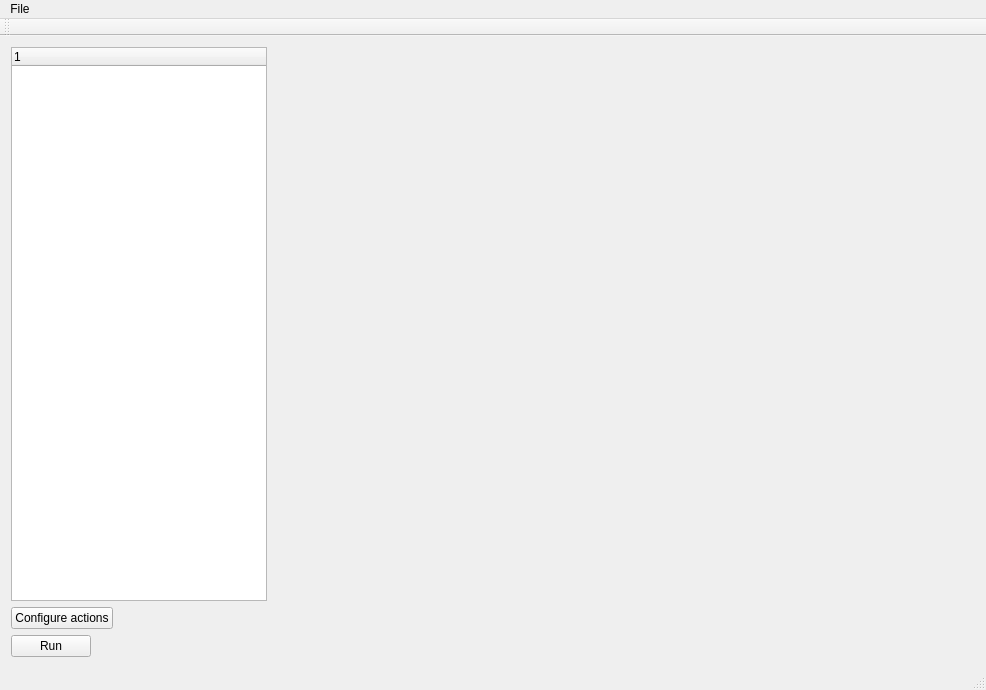
The window that mainwindow.ui (dboun/MultiPatientImageProcessing) describes before a commit, drawn with Qt 5.
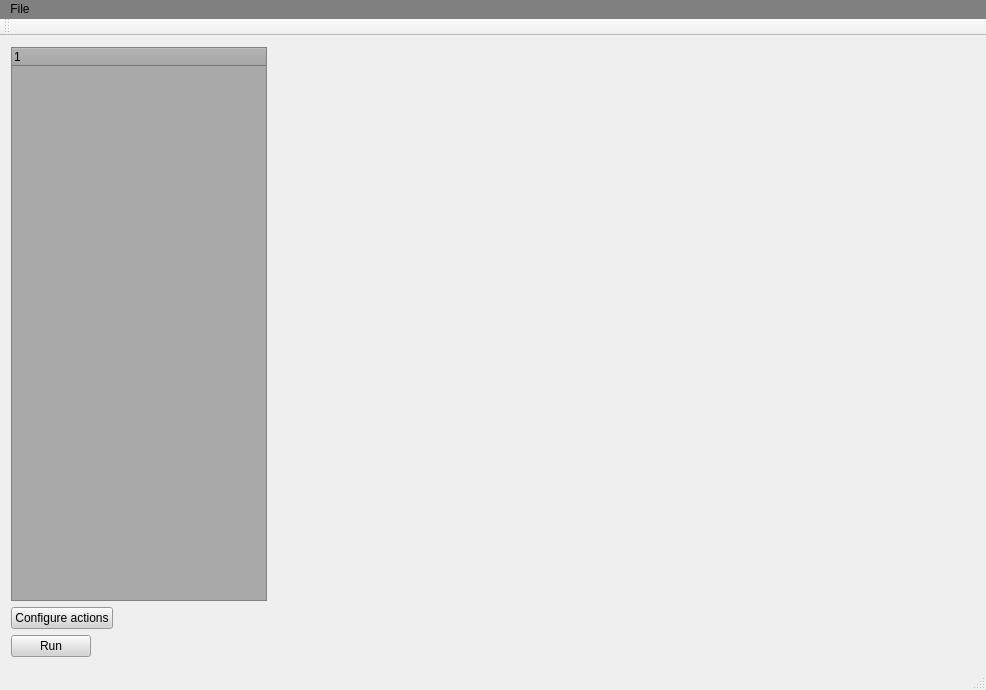
The same window after the commit.

Commit message: Fix layout. Add dark theme

What changed in the file:
```diff
--- a/mainwindow.ui
+++ b/mainwindow.ui
@@ -2,6 +2,9 @@
 <ui version="4.0">
  <class>MainWindow</class>
  <widget class="QMainWindow" name="MainWindow">
+  <property name="enabled">
+   <bool>true</bool>
+  </property>
   <property name="geometry">
    <rect>
     <x>0</x>
@@ -13,12 +16,18 @@
   <property name="windowTitle">
    <string>Multi-Patient Image Processing (MPIP)</string>
   </property>
+  <property name="styleSheet">
+   <string notr="true"/>
+  </property>
   <widget class="QWidget" name="centralWidget">
    <layout class="QHBoxLayout" name="horizontalLayout">
     <item>
      <layout class="QVBoxLayout" name="verticalLayout">
       <item alignment="Qt::AlignLeft">
        <widget class="QTreeWidget" name="patientTree">
+        <property name="styleSheet">
+         <string notr="true">background-color:darkGray</string>
+        </property>
         <column>
          <property name="text">
           <string notr="true">1</string>
@@ -28,6 +37,12 @@
       </item>
       <item alignment="Qt::AlignLeft">
        <widget class="QPushButton" name="pushButtonConfigure">
+        <property name="enabled">
+         <bool>true</bool>
+        </property>
+        <property name="styleSheet">
+         <string notr="true">background-color:lightGray</string>
+        </property>
         <property name="text">
          <string>Configure actions</string>
         </property>
@@ -35,6 +50,9 @@
       </item>
       <item alignment="Qt::AlignLeft">
        <widget class="QPushButton" name="pushButtonRun">
+        <property name="styleSheet">
+         <string notr="true">background-color:lightGray</string>
+        </property>
         <property name="text">
          <string>Run</string>
         </property>
@@ -45,6 +63,9 @@
    </layout>
   </widget>
   <widget class="QMenuBar" name="menuBar">
+   <property name="enabled">
+    <bool>true</bool>
+   </property>
    <property name="geometry">
     <rect>
      <x>0</x>
@@ -53,6 +74,9 @@
      <height>21</height>
     </rect>
    </property>
+   <property name="styleSheet">
+    <string notr="true">background-color:gray</string>
+   </property>
    <widget class="QMenu" name="menuFile">
     <property name="title">
      <string>File</string>
```
Left out of the diff: 15 changed lines with no effect on the pictures. The commit also changes 3 other files.
